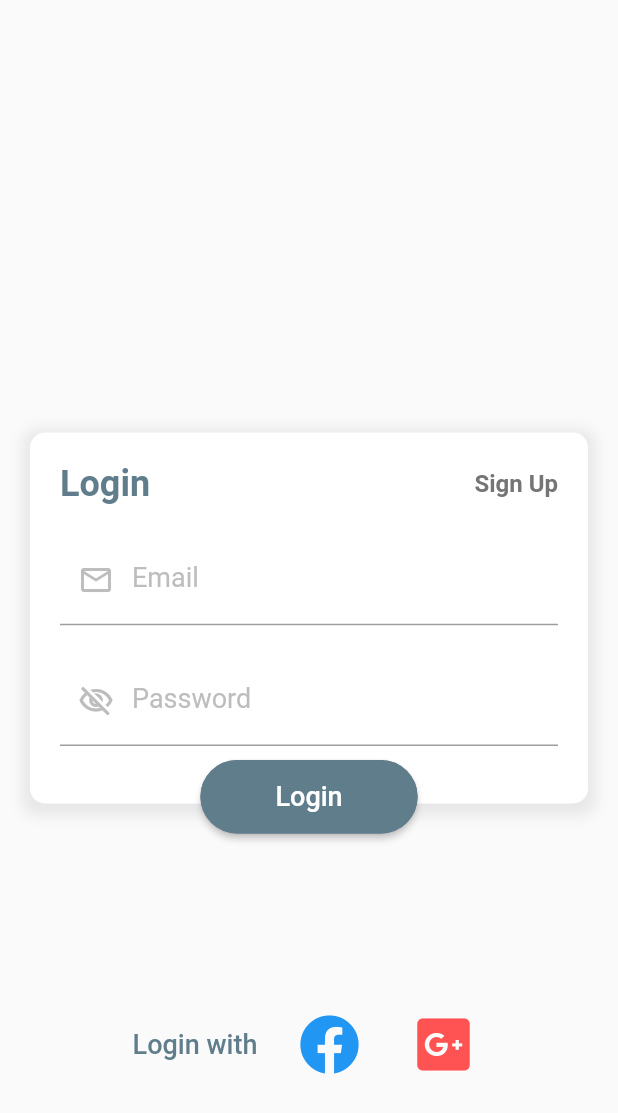
After one commit to Junejune95/flutter_loginUIchallenge, a Flutter app: the screen it shows after launch, after a tap on "Login 2", on a phone screen of 412 x 824 dp. The commit adds this screen. Shown: the top 1113 px of the screen. Run offline on Flutter 3.47's test engine with Material 2 defaults, Android fonts, the phone set to English and light mode, and no system bars; our stand-ins replace font_awesome_flutter.

Commit message:
login ui 2

```diff
--- a/lib/data/list_item.dart
+++ b/lib/data/list_item.dart
@@ -2,16 +2,23 @@
 
 import 'package:loginUIchallenge/model/list_item.dart';
 import 'package:loginUIchallenge/screen/login1/login1_screen.dart';
+import 'package:loginUIchallenge/screen/login2/login2_screen.dart';
 
 final List<ListItem> listItems = [
   ListItem(
     title: 'Login 1',
     urlImage:
         'assets/login UI/login1.png',
+  ),
+  ListItem(
+    title: 'Login 2',
+    urlImage:
+        'assets/login UI/login2.png',
   )
 ];
 
 
 final List listUis=[
-  LoginIn1(),
+  Login1(),
+  Login2()
 ];
--- a/lib/main.dart
+++ b/lib/main.dart
@@ -1,6 +1,5 @@
 import 'package:flutter/material.dart';
 import 'package:loginUIchallenge/screen/list/list_screen.dart';
-
 void main() {
   runApp(MyApp());
 }
--- a/lib/screen/list/list_screen.dart
+++ b/lib/screen/list/list_screen.dart
@@ -33,6 +33,8 @@ class ListScreen extends StatelessWidget {
             ),
             child: Card(
               clipBehavior: Clip.antiAlias,
+              elevation: 5,
+              shadowColor: Colors.blueAccent,
               shape: RoundedRectangleBorder(
                 borderRadius: BorderRadius.circular(10),
               ),
--- a/lib/screen/login1/login1_screen.dart
+++ b/lib/screen/login1/login1_screen.dart
@@ -3,9 +3,10 @@ import 'dart:ui';
 import 'package:flutter/material.dart';
 import 'package:loginUIchallenge/screen/login1/login1_form.dart';
 
-class LoginIn1 extends StatelessWidget {
+class Login1 extends StatelessWidget {
   @override
   Widget build(BuildContext context) {
+
     Size size = MediaQuery.of(context).size;
     return Scaffold(
       body: Stack(
--- /dev/null
+++ b/lib/screen/login2/login2_screen.dart
@@ -0,0 +1,227 @@
+import 'package:flutter/material.dart';
+import 'package:font_awesome_flutter/font_awesome_flutter.dart';
+import 'package:loginUIchallenge/screen/list/list_screen.dart';
+
+class Login2 extends StatefulWidget {
+  @override
+  _Login2State createState() => _Login2State();
+}
+
+class _Login2State extends State<Login2> {
+  final _formKey = GlobalKey<FormState>();
+  String email, password;
+  final _lowColor = Colors.grey[400]; // use your own colors
+  final _highColor = Colors.blueGrey;
+
+  Color _field1Color = Colors.grey[400];
+  Color _field2Color = Colors.grey[400];
+
+  bool _showPassword = false;
+
+  @override
+  Widget build(BuildContext context) {
+    Size size = MediaQuery.of(context).size;
+    return Scaffold(
+      body: Stack(
+        children: [
+          Center(
+            child: Stack(
+              alignment: Alignment.center,
+              children: [
+                Container(
+                  margin: EdgeInsets.all(20),
+                  height: size.height * 0.3,
+                  width: size.width,
+                  decoration: BoxDecoration(
+                    color: Colors.white,
+                    boxShadow: [
+                      BoxShadow(
+                        color: Colors.grey.withOpacity(0.2),
+                        spreadRadius: 5,
+                        blurRadius: 7,
+                        offset: Offset(0, 3), // changes position of shadow
+                      ),
+                    ],
+                    borderRadius: BorderRadius.circular(10),
+                  ),
+                  child: Padding(
+                    padding: const EdgeInsets.all(20.0),
+                    child: Column(
+                      children: [
+                        _buildHeaderRow(),
+                        Form(
+                          key: _formKey,
+                          child: Column(
+                            children: [
+                              SizedBox(
+                                height: 20,
+                              ),
+                              Focus(
+                                onFocusChange: (hasFocus) {
+                                  setState(() => _field1Color =
+                                      hasFocus ? _highColor : _lowColor);
+                                },
+                                child: TextFormField(
+                                  decoration: InputDecoration(
+                                    prefixIcon: Icon(
+                                      Icons.email_outlined,
+                                      color: _field1Color,
+                                    ),
+                                    labelText: 'Email',
+                                    labelStyle: TextStyle(
+                                      color: _field1Color,
+                                      fontSize: 18,
+                                    ),
+                                    border: UnderlineInputBorder(
+                                      borderSide: const BorderSide(
+                                        color: Colors.black12,
+                                      ),
+                                    ),
+                                    focusedBorder: UnderlineInputBorder(
+                                      borderSide: const BorderSide(
+                                          color: Colors.blueGrey),
+                                    ),
+                                  ),
+                                ),
+                              ),
+                              SizedBox(
+                                height: 20,
+                              ),
+                              Focus(
+                                onFocusChange: (hasFocus) {
+                                  setState(() => _field2Color =
+                                      hasFocus ? _highColor : _lowColor);
+                                },
+                                child: TextFormField(
+                                  decoration: InputDecoration(
+                                    border: UnderlineInputBorder(
+                                      borderSide: const BorderSide(
+                                        color: Colors.black12,
+                                      ),
+                                    ),
+                                    prefixIcon: Icon(
+                                      Icons.visibility_off_outlined,
+                                      color: _field2Color,
+                                    ),
+                                    labelText: 'Password',
+                                    labelStyle: TextStyle(
+                                      color: _field2Color,
+                                      fontSize: 18,
+                                    ),
+                                    focusedBorder: UnderlineInputBorder(
+                                      borderSide: const BorderSide(
+                                          color: Colors.blueGrey),
+                                    ),
+                                  ),
+                                ),
+                              ),
+                            ],
+                          ),
+                        ),
+                      ],
+                    ),
+                  ),
+                ),
+                Positioned(
+                  bottom: 0,
+                  child: ElevatedButton(
+                    style: ButtonStyle(
+                      padding: MaterialStateProperty.all<EdgeInsets>(
+                          EdgeInsets.symmetric(horizontal: 50, vertical: 14)),
+                      backgroundColor:
+                          MaterialStateProperty.all<Color>(Colors.blueGrey),
+                      shape: MaterialStateProperty.all<RoundedRectangleBorder>(
+                        RoundedRectangleBorder(
+                          borderRadius: BorderRadius.circular(40.0),
+                          side: BorderSide(color: Colors.blueGrey),
+                        ),
+                      ),
+                    ),
+                    onPressed: () {
+                      Navigator.push(
+                        context,
+                        MaterialPageRoute(builder: (_) => ListScreen()),
+                      );
+                    },
+                    child: Text(
+                      'Login',
+                      style: TextStyle(
+                        color: Colors.white,
+                        fontSize: 18,
+                        fontWeight: FontWeight.w500,
+                      ),
+                    ),
+                  ),
+                ),
+              ],
+            ),
+          ),
+          Positioned(
+            bottom: 100,
+            child: Container(
+              width: size.width,
+              child: Row(
+                mainAxisAlignment: MainAxisAlignment.center,
+                children: [
+                  Text(
+                    'Login with',
+                    style: TextStyle(
+                        fontSize: 18,
+                        color: Colors.blueGrey,
+                        fontWeight: FontWeight.w500),
+                  ),
+                  SizedBox(
+                    width: 20,
+                  ),
+                  IconButton(
+                    iconSize: 40,
+                    icon: Icon(
+                      FontAwesomeIcons.facebook,
+                      color: Colors.blue,
+                    ),
+                    onPressed: () {},
+                  ),
+                  SizedBox(
+                    width: 20,
+                  ),
+                  IconButton(
+                    iconSize: 40,
+                    icon: Icon(
+                      FontAwesomeIcons.googlePlusSquare,
+                      color: Colors.redAccent,
+                    ),
+                    onPressed: () {},
+                  )
+                ],
+              ),
+            ),
+          )
+        ],
+      ),
+    );
+  }
+
+  Row _buildHeaderRow() {
+    return Row(
+      mainAxisAlignment: MainAxisAlignment.spaceBetween,
+      children: [
+        Text(
+          'Login',
+          style: TextStyle(
+            fontWeight: FontWeight.bold,
+            fontSize: 24,
+            color: Colors.blueGrey,
+          ),
+        ),
+        Text(
+          'Sign Up',
+          style: TextStyle(
+            fontWeight: FontWeight.bold,
+            fontSize: 16,
+            color: Colors.grey[600],
+          ),
+        )
+      ],
+    );
+  }
+}
--- a/pubspec.yaml
+++ b/pubspec.yaml
@@ -28,6 +28,7 @@ dependencies:
   # The following adds the Cupertino Icons font to your application.
   # Use with the CupertinoIcons class for iOS style icons.
   cupertino_icons: ^1.0.0
+  font_awesome_flutter: ^8.12.0
 
 dev_dependencies:
   flutter_test:
```
Also changed, not shown: assets/login UI/login2.png (added), pubspec.lock.
